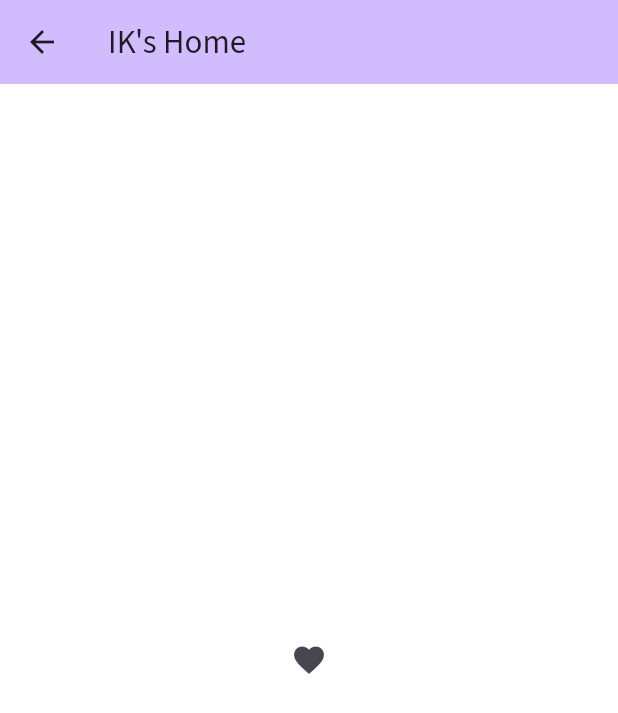
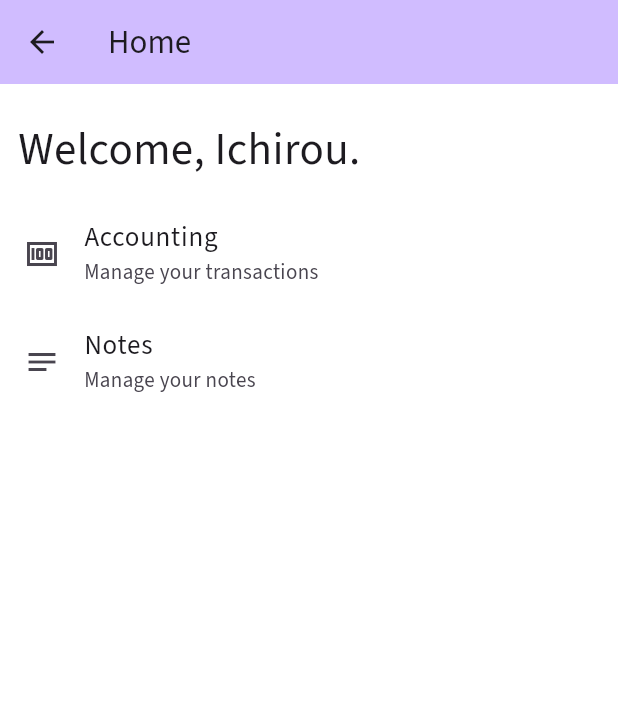
Before and after one commit to ichirou2910/ik_money, a Flutter app: the MainScreen screen opened directly, on a phone screen of 412 x 824 dp. Shown: the top 713 px of the screen. Run offline on Flutter 3.47's test engine with Material 3 defaults, Android fonts, the phone set to English and light mode, and no system bars; our stand-ins replace dotted_line, go_router, google_fonts, sqflite; accounts and stored records are empty.

Commit message:
fix: main screen

```diff
--- a/lib/views/main_screen.dart
+++ b/lib/views/main_screen.dart
@@ -1,22 +1,81 @@
 import 'package:flutter/material.dart';
+import 'package:go_router/go_router.dart';
 
-class MainScreen extends StatelessWidget {
+class Menu {
+  final String name;
+  final String description;
+  final String url;
+  final Icon icon;
+
+  const Menu({
+    required this.name,
+    required this.description,
+    required this.url,
+    required this.icon,
+  });
+}
+
+class MainScreen extends StatefulWidget {
+  final List<Menu> menus = const [
+    Menu(
+      name: "Accounting",
+      description: "Manage your transactions",
+      url: "/accounting",
+      icon: Icon(Icons.money),
+    ),
+    Menu(
+      name: "Notes",
+      description: "Manage your notes",
+      url: "/accounting",
+      icon: Icon(Icons.notes),
+    ),
+  ];
+
   const MainScreen({super.key});
+
+  @override
+  State<MainScreen> createState() => _MainScreenState();
+}
+
+class _MainScreenState extends State<MainScreen> {
   @override
   Widget build(BuildContext context) {
     return Scaffold(
       appBar: AppBar(
         backgroundColor: Theme.of(context).colorScheme.inversePrimary,
-        title: const Text("IK's Home"),
+        title: const Text("Home"),
       ),
-      body: Center(
+      body: Container(
+        margin: const EdgeInsets.symmetric(vertical: 10.0),
         child: Column(
-          mainAxisAlignment: MainAxisAlignment.center,
-          children: <Widget>[
-            IconButton(onPressed: () {}, icon: const Icon(Icons.favorite))
+          crossAxisAlignment: CrossAxisAlignment.start,
+          children: [
+            const Padding(
+              padding: EdgeInsets.symmetric(horizontal: 12.0, vertical: 12.0),
+              child: Text(
+                "Welcome, Ichirou.",
+                style: TextStyle(fontSize: 30),
+              ),
+            ),
+            ..._buildMenus(widget.menus, context)
           ],
         ),
       ),
     );
   }
+
+  List<Widget> _buildMenus(List<Menu> menus, BuildContext context) {
+    return menus
+        .map(
+          (m) => ListTile(
+            onTap: () {
+              context.push(m.url);
+            },
+            title: Text(m.name, style: const TextStyle(fontSize: 18)),
+            subtitle: Text(m.description),
+            leading: m.icon,
+          ),
+        )
+        .toList();
+  }
 }
```
Also changed, not shown: lib/main.dart (+37 -5 lines).
